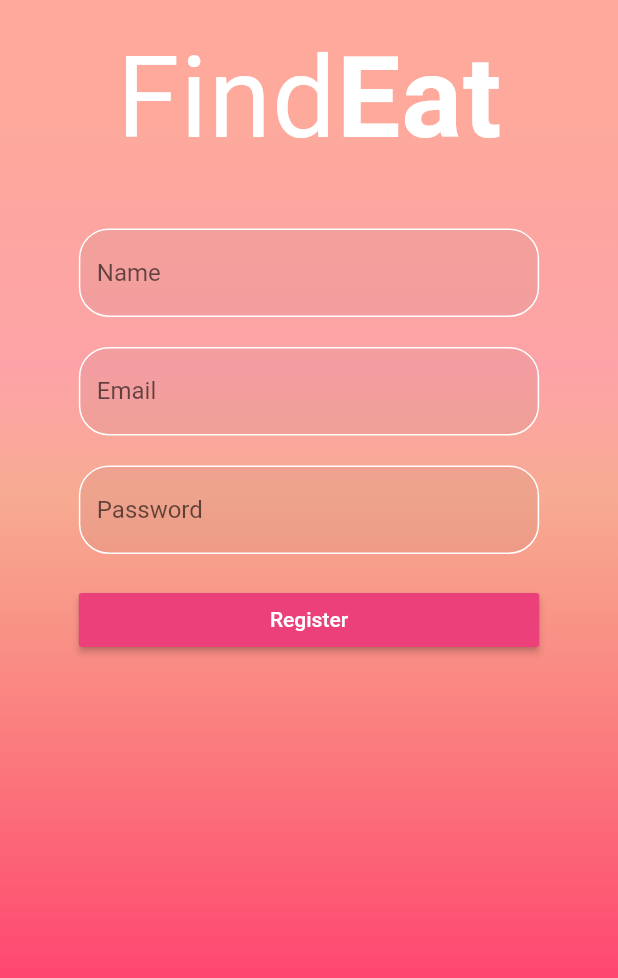
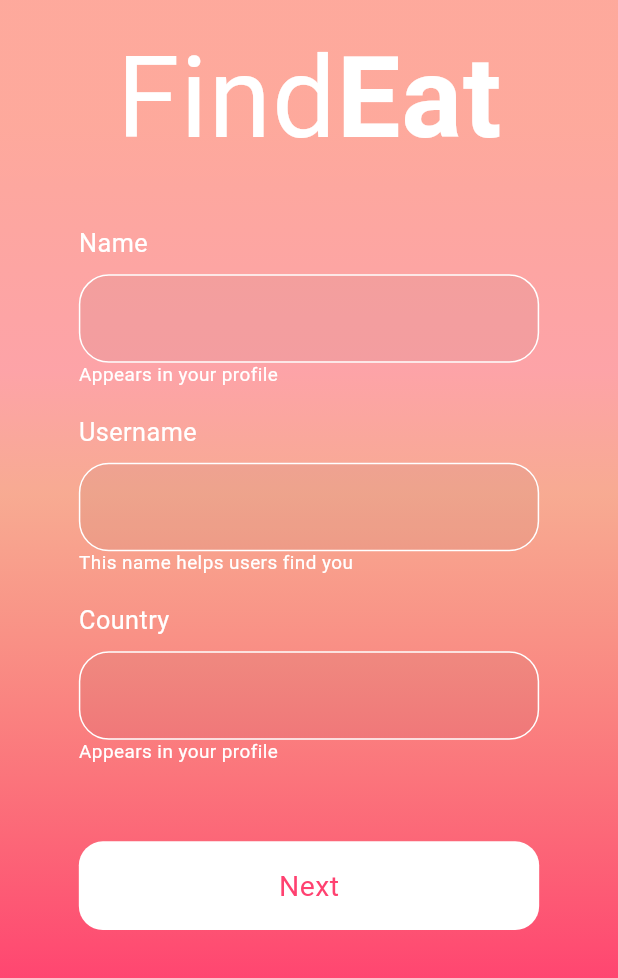
Before and after one commit to Juategi/lookin_meal, a Flutter app: the SignIn screen opened by its route, on a phone screen of 412 x 824 dp. Shown: the top 978 px of the screen. Run offline on Flutter 3.47's test engine with Material 2 defaults, Android fonts, the phone set to English and light mode, and no system bars; our stand-ins replace diacritic, file_picker, firebase_auth, firebase_storage, flutter_phoenix, flutter_screenutil and 11 more; missing offline and left inert: flappy_search_bar, fluster, flutter_facebook_login, flutter_multiselect, geocoder, google_maps_place_picker and 1 more; accounts and stored records are empty; network calls fail; Roboto replaces fonts that are missing (Niramit).

Commit message:
refactoring log in

```diff
--- a/lib/main.dart
+++ b/lib/main.dart
@@ -1,5 +1,6 @@
 import 'package:flutter/material.dart';
 import 'package:lookinmeal/screens/authenticate/authenticate.dart';
+import 'package:lookinmeal/screens/authenticate/email_pass.dart';
 import 'package:lookinmeal/screens/authenticate/log_in.dart';
 import 'package:lookinmeal/screens/authenticate/sign_in.dart';
 import 'package:lookinmeal/screens/home/home.dart';
@@ -29,11 +30,12 @@ class MyApp extends StatelessWidget {
       value: AuthService().user,
       child: MaterialApp(
         routes:{
-          //"/":(context) => Wrapper(),
+          "/wrapper":(context) => Wrapper(),
           "/home":(context) => Home(),
           "/authenticate": (context) => Authenticate(),
           "/login": (context) => LogIn(),
           "/signin": (context) => SignIn(),
+          "/emailpass": (context) => EmailPassword(),
           "/restaurant": (context) => ProfileRestaurant(),
           "/editprofile": (context) => EditProfile(),
           "/editmenu" : (context) => EditMenu(),
--- a/lib/screens/authenticate/log_in.dart
+++ b/lib/screens/authenticate/log_in.dart
@@ -63,6 +63,9 @@ class _LogInState extends State<LogIn> {
 												onChanged: (value){
 													setState(() => email = value);
 												},
+												style: TextStyle(
+													color: Colors.white,
+												),
 												validator: (val) => !RegExp(r"^[a-zA-Z0-9.a-zA-Z0-9.!#$%&'*+-/=?^_`{|}~]+@[a-zA-Z0-9]+\.[a-zA-Z]+").hasMatch(val) ? tr.translate("enteremail") : null,
 												decoration: textInputDeco
 										),
@@ -78,6 +81,9 @@ class _LogInState extends State<LogIn> {
 										onChanged: (value){
 											setState(() => password = value);
 										},
+										style: TextStyle(
+											color: Colors.white,
+										),
 										validator: (val) => val.length < 6 ? tr.translate("enterpassw") : null,
 										decoration: textInputDeco,
 									),
--- a/lib/screens/authenticate/sign_in.dart
+++ b/lib/screens/authenticate/sign_in.dart
@@ -1,10 +1,13 @@
 import 'package:flutter/material.dart';
 import 'package:flutter_screenutil/flutter_screenutil.dart';
 import 'package:google_fonts/google_fonts.dart';
+import 'package:lookinmeal/models/user.dart';
 import 'package:lookinmeal/services/app_localizations.dart';
 import 'package:lookinmeal/services/auth.dart';
+import 'package:lookinmeal/services/database.dart';
 import 'package:lookinmeal/shared/common_data.dart';
 import 'package:lookinmeal/shared/decos.dart';
+import 'package:lookinmeal/shared/loading.dart';
 
 class SignIn extends StatefulWidget {
   @override
@@ -13,10 +16,20 @@ class SignIn extends StatefulWidget {
 
 class _SignInState extends State<SignIn> {
 
-	final AuthService _auth = AuthService();
 	final _formKey = GlobalKey<FormState>();
-	String email, password, name = " ";
-	String error = " ";
+	String username, country, name, error;
+	bool loading;
+
+	@override
+  void initState() {
+    super.initState();
+		error = " ";
+		username = "";
+		country = "";
+		name = "";
+		loading = false;
+
+  }
 
   @override
   Widget build(BuildContext context) {
@@ -54,51 +67,108 @@ class _SignInState extends State<SignIn> {
 											],
 										),
 										SizedBox(height: 40.h,),
+										Row( mainAxisAlignment: MainAxisAlignment.start,
+											children: <Widget>[
+												Text('Name', style: GoogleFonts.niramit(textStyle: TextStyle(color: Colors.white, letterSpacing: .3, fontWeight: FontWeight.normal, fontSize: ScreenUtil().setSp(16),),)),
+											],
+										),
+										SizedBox(height: 10.h,),
 										TextFormField(
 											onChanged: (value){
 												setState(() => name = value);
 											},
+											style: TextStyle(
+												color: Colors.white,
+											),
 											validator: (val) => val.isEmpty ? tr.translate("entername") : null,
-											decoration: textInputDeco.copyWith(hintText: tr.translate("name"))
+											decoration: textInputDeco
 										),
-										SizedBox(height: 20,),
+										Row( mainAxisAlignment: MainAxisAlignment.start,
+											children: <Widget>[
+												Text('Appears in your profile', style: GoogleFonts.niramit(textStyle: TextStyle(color: Colors.white, letterSpacing: .3, fontWeight: FontWeight.normal, fontSize: ScreenUtil().setSp(12),),)),
+											],
+										),
+										SizedBox(height: 20.h,),
+										Row( mainAxisAlignment: MainAxisAlignment.start,
+											children: <Widget>[
+												Text('Username', style: GoogleFonts.niramit(textStyle: TextStyle(color: Colors.white, letterSpacing: .3, fontWeight: FontWeight.normal, fontSize: ScreenUtil().setSp(16),),)),
+											],
+										),
+										SizedBox(height: 10.h,),
 										TextFormField(
 											onChanged: (value){
-												setState(() => email = value);
+												setState(() => username= value);
 											},
-											validator: (val) => val.isEmpty ? tr.translate("enteremail") : null,
-											decoration: textInputDeco.copyWith(hintText: tr.translate("email"))
+											style: TextStyle(
+												color: Colors.white,
+											),
+											validator: (val) => username.length < 3 ? "Username too short" : null,
+											decoration: textInputDeco
 										),
-										SizedBox(height: 20,),
+										Row( mainAxisAlignment: MainAxisAlignment.start,
+											children: <Widget>[
+												Text('This name helps users find you', style: GoogleFonts.niramit(textStyle: TextStyle(color: Colors.white, letterSpacing: .3, fontWeight: FontWeight.normal, fontSize: ScreenUtil().setSp(12),),)),
+											],
+										),
+										SizedBox(height: 20.h,),
+										Row( mainAxisAlignment: MainAxisAlignment.start,
+											children: <Widget>[
+												Text('Country', style: GoogleFonts.niramit(textStyle: TextStyle(color: Colors.white, letterSpacing: .3, fontWeight: FontWeight.normal, fontSize: ScreenUtil().setSp(16),),)),
+											],
+										),
+										SizedBox(height: 10.h,),
 										TextFormField(
-											obscureText: true,
 											onChanged: (value){
-												setState(() => password = value);
+												setState(() => country = value);
 											},
-											validator: (val) => val.length < 6 ? tr.translate("enterpassw") : null,
-											decoration: textInputDeco.copyWith(hintText: tr.translate("passw")),
+											style: TextStyle(
+												color: Colors.white,
+											),
+											validator: (val) => val.isEmpty ? "Write your country" : null,
+											decoration: textInputDeco,
 										),
-									 SizedBox(height: 20,),
-										RaisedButton(
-											color: Colors.pink[400],
-											child: Text(tr.translate("register"), style: TextStyle(color: Colors.white),),
-											onPressed: () async{
-											if(_formKey.currentState.validate()){
-												dynamic result = await _auth.registerEP(email, password, name, "", "");
-												if(result == null)
+										Row( mainAxisAlignment: MainAxisAlignment.start,
+											children: <Widget>[
+												Text('Appears in your profile', style: GoogleFonts.niramit(textStyle: TextStyle(color: Colors.white, letterSpacing: .3, fontWeight: FontWeight.normal, fontSize: ScreenUtil().setSp(12),),)),
+											],
+										),
+									 SizedBox(height: 50.h,),
+										GestureDetector(
+											child: Container(
+												height: 56.h,
+												width: 280.w,
+												decoration: BoxDecoration(
+														borderRadius: BorderRadius.all(Radius.circular(16)),
+														color: Colors.white
+												),
+												child: !loading? Center(child: Text('Next', style: GoogleFonts.niramit(textStyle: TextStyle(color: Color.fromRGBO(255, 65, 112, 1), letterSpacing: .3, fontWeight: FontWeight.normal, fontSize: ScreenUtil().setSp(18),),))) : CircularLoading(),
+											),
+											onTap: () async{
+												if(_formKey.currentState.validate()) {
 													setState(() {
-														error = tr.translate("validmail");
+														loading = true;
 													});
-												else
-													Navigator.pop(context);
-											}
-										 },
+													if(await DBService.dbService.checkUsername(username) == false){
+														Navigator.pushNamed(context, "/emailpass", arguments: User(
+															name: name,
+															username: username,
+															country: country,
+														));
+													}
+													else{
+														setState(() {
+														  loading = false;
+														  error = "Username taken";
+														});
+													}
+												}
+											},
 										),
 										SizedBox(height: 12),
 										Text(
 											error,
 											style: TextStyle(color: Colors.red, fontSize: 14),
-										)
+										),
 									]
 							),
 		        ),
--- a/lib/services/auth.dart
+++ b/lib/services/auth.dart
@@ -1,3 +1,5 @@
+import 'dart:math';
+
 import 'package:firebase_auth/firebase_auth.dart';
 import 'package:flutter/material.dart';
 import 'package:flutter_phoenix/flutter_phoenix.dart';
--- a/lib/shared/loading.dart
+++ b/lib/shared/loading.dart
@@ -24,7 +24,7 @@ class CircularLoading extends StatelessWidget {
 		return Row(
 			mainAxisAlignment: MainAxisAlignment.center,
 			children: <Widget>[
-				CircularProgressIndicator(valueColor: AlwaysStoppedAnimation<Color>(Colors.blueAccent),),
+				CircularProgressIndicator(valueColor: AlwaysStoppedAnimation<Color>(Color.fromRGBO(255, 65, 112, 1)),),
 			],
 		);
 	}
--- a/lib/shared/strings.dart
+++ b/lib/shared/strings.dart
@@ -2,7 +2,7 @@
 class StaticStrings{
   static final String defaultImage = "https://firebasestorage.googleapis.com/v0/b/lookinmeal-dcf41.appspot.com/o/images%2F11-25-28-images.jpg?alt=media&token=39490870-455d-40f0-9f1a-8a06ef2340f6";
   static final String defaultEntry = "https://firebasestorage.googleapis.com/v0/b/lookinmeal-dcf41.appspot.com/o/images%2FIMG_20200505_195843_258.png?alt=media&token=6266c4c8-5e76-4d45-8e58-4403888b0fbf";
-  static final String api = "http://37.14.59.215:4000";
+  static final String api = "http://37.135.163.186:4000";
   static final screenHeight = 781;
   static final screenWidth = 392;
 }
```
Also changed, not shown: lib/screens/authenticate/email_pass.dart (added, +165 -0 lines), lib/services/database.dart (+22 -0 lines).
